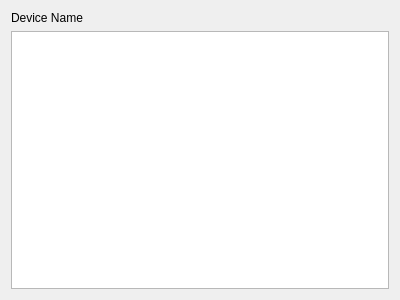
Before: the Qt Designer form camera.ui in Crusher-xxx/dual-camera-recorder, drawn with Qt 5.
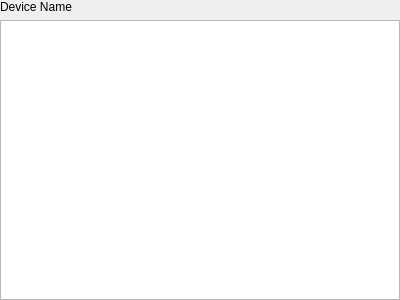
After: the same form once the commit is applied.

The edit to the form file:
```diff
--- a/camera.ui
+++ b/camera.ui
@@ -14,6 +14,18 @@
    <string>Form</string>
   </property>
   <layout class="QVBoxLayout" name="verticalLayout">
+   <property name="leftMargin">
+    <number>0</number>
+   </property>
+   <property name="topMargin">
+    <number>0</number>
+   </property>
+   <property name="rightMargin">
+    <number>0</number>
+   </property>
+   <property name="bottomMargin">
+    <number>0</number>
+   </property>
    <item>
     <widget class="QLabel" name="label">
      <property name="text">
```
